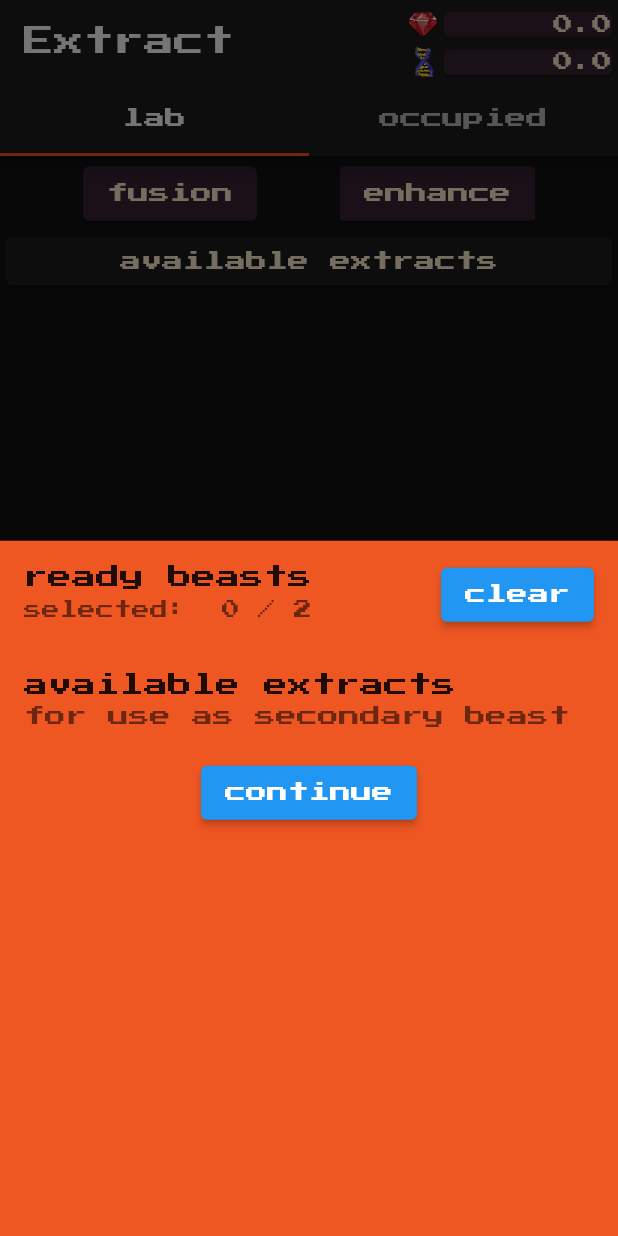
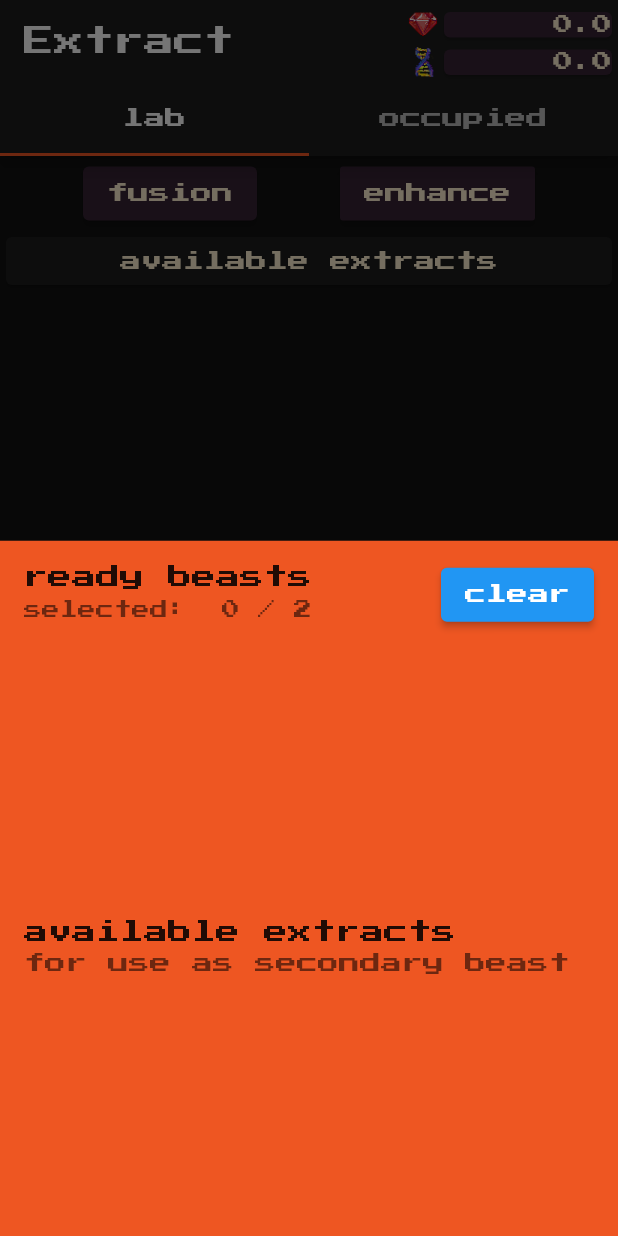
Before and after one commit to LexKisby/BlockchainProject, a Flutter app: the screen it shows after launch, item 4 of the bottom bar chosen, after a tap on "fusion", on a phone screen of 412 x 824 dp. Run offline on Flutter 3.47's test engine with Material 2 defaults, Android fonts, the phone set to English and light mode, and no system bars; our stand-ins replace flip_card, flutter_riverpod; missing offline and left inert: pixel_border, web3dart; statements that could not run were skipped.

Commit message:
finishing touches for web

```diff
--- a/eightbitbeasts/lib/lib2/Hatchlib.dart
+++ b/eightbitbeasts/lib/lib2/Hatchlib.dart
@@ -60,7 +60,7 @@ class LabContent extends ConsumerWidget {
           GridView.builder(
             shrinkWrap: true,
             gridDelegate: SliverGridDelegateWithFixedCrossAxisCount(
-                crossAxisCount: 2, childAspectRatio: itemWidth / itemHeight),
+                crossAxisCount: 2, childAspectRatio: 0.82),
             physics: ClampingScrollPhysics(),
             itemBuilder: (context, position) {
               return MonsterFlipCard(
--- a/eightbitbeasts/lib/lib2/Inventorylib.dart
+++ b/eightbitbeasts/lib/lib2/Inventorylib.dart
@@ -1,22 +1,41 @@
 part of page_classes;
 
 class InventoryContent extends ConsumerWidget {
+  int howmany(width) {
+    return (width / getWidth(width)).round();
+  }
+
+  double getWidth(width) {
+    double w = width / 2;
+    if (w > 300) {
+      return 300;
+    }
+    return w;
+  }
+
   @override
   Widget build(BuildContext context, ScopedReader watch) {
     final data = watch(myEthDataProvider);
     var isNull = data.data;
     var monsterList = isNull == null ? [] : data.data.monsterList;
     var size = MediaQuery.of(context).size;
-    final double itemWidth = size.width / 2;
+    final double itemWidth = size.width;
     final double itemHeight = size.height / 3.1;
     return RefreshIndicator(
       child: GridView.builder(
         itemBuilder: (context, position) {
-          return MonsterFlipCard(
-              monster: monsterList[position], img: monsterList[position].img);
+          return Center(
+            child: Container(
+              width: getWidth(itemWidth).toDouble(),
+              height: getWidth(itemWidth).toDouble() * 1.24,
+              child: MonsterFlipCard(
+                  monster: monsterList[position],
+                  img: monsterList[position].img),
+            ),
+          );
         },
         gridDelegate: SliverGridDelegateWithFixedCrossAxisCount(
-            childAspectRatio: itemWidth / itemHeight, crossAxisCount: 2),
+            childAspectRatio: 0.76, crossAxisCount: howmany(itemWidth)),
         itemCount: monsterList.length,
       ),
       onRefresh: () {
--- a/eightbitbeasts/lib/notifiers.dart
+++ b/eightbitbeasts/lib/notifiers.dart
@@ -225,9 +225,9 @@ class EthChangeNotifier extends ChangeNotifier {
     data.myMonsterExtracts = [];
     for (int j = 0; j < l; j++) {
       Monster beast = await getBeast(res[j]);
-      //if (beast.readyTime < DateTime.now().millisecondsSinceEpoch / 1000) {
-      //  continue;
-      //}
+      if (beast.readyTime < DateTime.now().millisecondsSinceEpoch / 1000) {
+        continue;
+      }
 
       data.myMonsterExtracts.add(beast);
     }
@@ -714,7 +714,9 @@ class EthChangeNotifier extends ChangeNotifier {
           title: Text('available extracts'),
           subtitle: Text('for use as secondary beast'),
         ),
-        GridView.builder(
+        Container(
+          height: MediaQuery.of(context).size.height / 5,
+          child: GridView.builder(
             shrinkWrap: true,
             gridDelegate: SliverGridDelegateWithFixedCrossAxisCount(
                 crossAxisCount: 4, childAspectRatio: 1),
@@ -723,9 +725,15 @@ class EthChangeNotifier extends ChangeNotifier {
               return ExSelector(context: context, position: position);
             },
             itemCount: data.myMonsterExtracts.length,
+          ),
         )
       ],
     );
+  }
+
+  double snum(type, context) {
+    if (type == 6) return MediaQuery.of(context).size.height / 5;
+    return MediaQuery.of(context).size.height / 2.4;
   }
 
 //Other functions to get stuffs like market monsters, and inventory.
@@ -744,7 +752,9 @@ class EthChangeNotifier extends ChangeNotifier {
                           clearSelected();
                         },
                         child: Text('clear'))),
-                GridView.builder(
+                Container(
+                  height: snum(type, context),
+                  child: GridView.builder(
                     shrinkWrap: true,
                     gridDelegate: SliverGridDelegateWithFixedCrossAxisCount(
                       childAspectRatio: 1,
@@ -755,6 +765,7 @@ class EthChangeNotifier extends ChangeNotifier {
                       return Selector(context: context, position: position);
                     },
                     itemCount: data.ready.length,
+                  ),
                 ),
                 extractView(type, context),
                 ElevatedButton(
```
Also changed, not shown: eightbitbeasts/lib/assets/5.png, eightbitbeasts/lib/assets/6.png, eightbitbeasts/lib/assets/7.png, eightbitbeasts/lib/assets/8.png, eightbitbeasts/lib/assets/9.png. Lines whose indentation alone changed are shown as unchanged.
